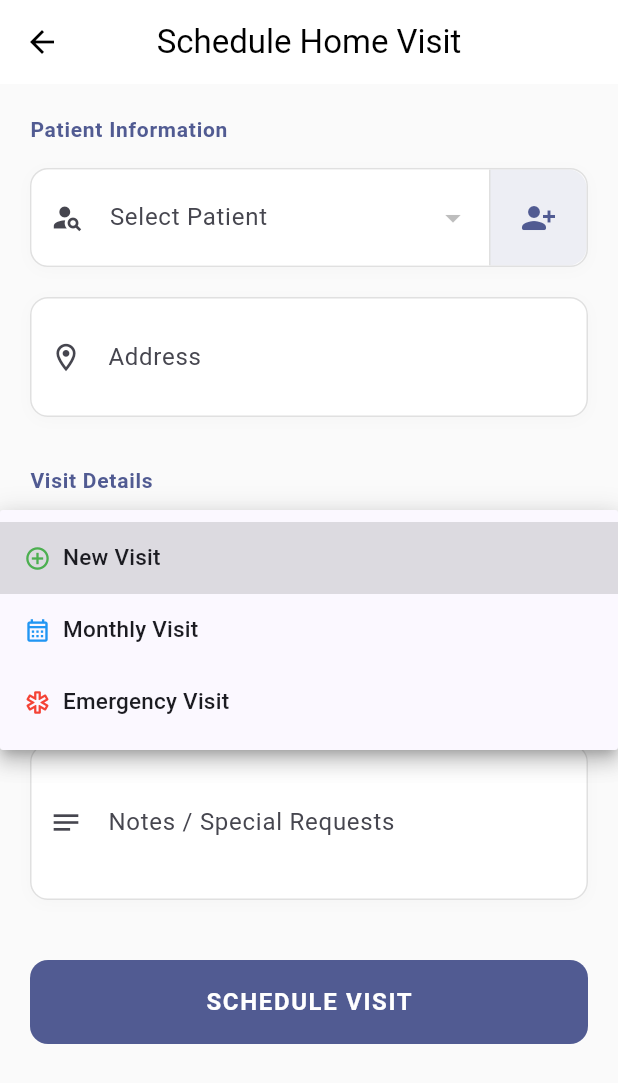
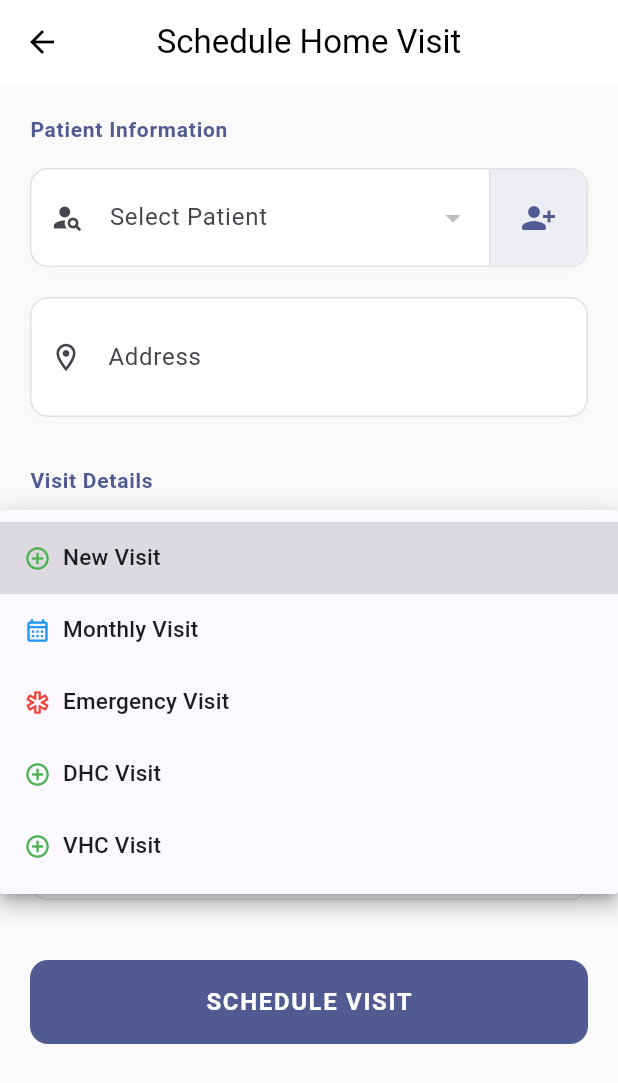
Before and after one commit to ARSHADAMEEN00/oruma-app, a Flutter app: the Homevisit screen opened directly, after a tap on the "person add alt 1" icon, after a tap on "New Visit", on a phone screen of 412 x 824 dp. Shown: the top 1083 px of the screen. Run offline on Flutter 3.47's test engine with Material 3 defaults, Android fonts, the phone set to English and light mode, and no system bars; our stand-ins replace shared_preferences; accounts and stored records are empty; network calls fail.

Commit message:
feat: add DHC and VHC visit types to models and UI options

```diff
--- a/app/lib/homevisit.dart
+++ b/app/lib/homevisit.dart
@@ -32,6 +32,8 @@ class _HomevisitState extends State<Homevisit> {
     {'value': 'new', 'label': 'New Visit'},
     {'value': 'monthly', 'label': 'Monthly Visit'},
     {'value': 'emergency', 'label': 'Emergency Visit'},
+    {'value': 'dhc_visit', 'label': 'DHC Visit'},
+    {'value': 'vhc_visit', 'label': 'VHC Visit'},
   ];
 
   bool get isEditing => widget.visit != null;
--- a/app/lib/services/api_config.dart
+++ b/app/lib/services/api_config.dart
@@ -15,12 +15,12 @@ class ApiConfig {
   static String get baseUrl {
     if (kDebugMode) {
       if (kIsWeb) {
-        return 'http://localhost:3000/api';
+        return 'https://oruma-app.onrender.com/api';
       }
       // For Android emulator use 10.0.2.2, for iOS/Desktop use localhost
-      return 'http://localhost:3000/api';
+      return 'https://oruma-app.onrender.com/api';
     }
-    return 'http://localhost:3000/api';
+    return 'https://oruma-app.onrender.com/api';
   }
 
   /// Health check endpoint
```
Also changed, not shown: 1 other file.
